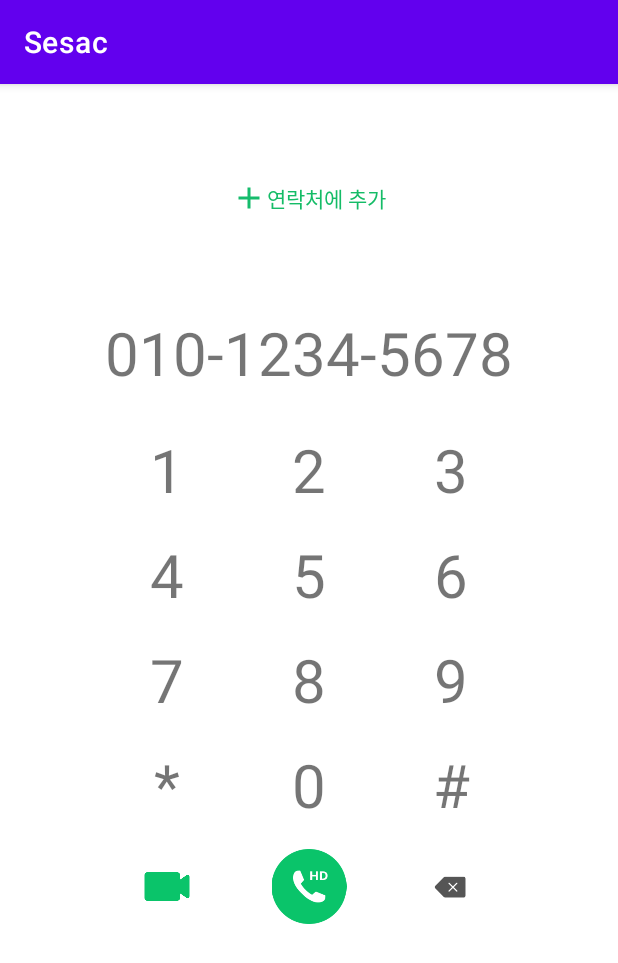
After one commit to Hong-Mu/sesac-android, an Android app: the CallKeypadActivity screen opened directly, with no data from a screen before it, on a phone screen of 412 x 824 dp. The commit adds this screen. Shown: the top 963 px of the screen. Run offline under Robolectric (Android 15) with nearby library versions, the phone set to English and light mode, and no system bars.

Commit message:
2주차 과제 추가
카카오 비밀번호 확인, 전화 앱 키패드

```diff
--- a/app/src/main/AndroidManifest.xml
+++ b/app/src/main/AndroidManifest.xml
@@ -12,6 +12,20 @@
         android:supportsRtl="true"
         android:theme="@style/Theme.Sesac"
         tools:targetApi="31">
+        <activity
+            android:name=".activities.CallKeypadActivity"
+            android:exported="false">
+            <meta-data
+                android:name="android.app.lib_name"
+                android:value="" />
+        </activity>
+        <activity
+            android:name=".activities.KakaoConfirmPasswordActivity"
+            android:exported="false">
+            <meta-data
+                android:name="android.app.lib_name"
+                android:value="" />
+        </activity>
         <activity
             android:name=".activities.C21Activity"
             android:exported="false">
--- a/app/src/main/java/com/hongmu/sesac/MainActivity.kt
+++ b/app/src/main/java/com/hongmu/sesac/MainActivity.kt
@@ -14,6 +14,8 @@ class MainActivity : AppCompatActivity() {
         setContentView(binding.root)
 
         binding.recyclerView.adapter = ActivityAdapter(listOf(
+            CallKeypadActivity::class.java,
+            KakaoConfirmPasswordActivity::class.java,
             C21Activity::class.java,
             C20Activity::class.java,
             C19Activity::class.java,
--- /dev/null
+++ b/app/src/main/java/com/hongmu/sesac/activities/CallKeypadActivity.kt
@@ -0,0 +1,12 @@
+package com.hongmu.sesac.activities
+
+import androidx.appcompat.app.AppCompatActivity
+import android.os.Bundle
+import com.hongmu.sesac.R
+
+class CallKeypadActivity : AppCompatActivity() {
+    override fun onCreate(savedInstanceState: Bundle?) {
+        super.onCreate(savedInstanceState)
+        setContentView(R.layout.activity_call_keypad)
+    }
+}
--- /dev/null
+++ b/app/src/main/java/com/hongmu/sesac/activities/KakaoConfirmPasswordActivity.kt
@@ -0,0 +1,14 @@
+package com.hongmu.sesac.activities
+
+import androidx.appcompat.app.AppCompatActivity
+import android.os.Bundle
+import com.hongmu.sesac.R
+
+class KakaoConfirmPasswordActivity : AppCompatActivity() {
+
+    override fun onCreate(savedInstanceState: Bundle?) {
+        super.onCreate(savedInstanceState)
+
+        setContentView(R.layout.activity_kakao_confirm_password)
+    }
+}
--- /dev/null
+++ b/app/src/main/res/drawable/add.xml
@@ -0,0 +1,5 @@
+<vector android:height="24dp" android:tint="#000000"
+    android:viewportHeight="24" android:viewportWidth="24"
+    android:width="24dp" xmlns:android="http://schemas.android.com/apk/res/android">
+    <path android:fillColor="@android:color/white" android:pathData="M19,13h-6v6h-2v-6H5v-2h6V5h2v6h6v2z"/>
+</vector>
--- /dev/null
+++ b/app/src/main/res/layout/activity_call_keypad.xml
@@ -0,0 +1,160 @@
+<?xml version="1.0" encoding="utf-8"?>
+<LinearLayout xmlns:android="http://schemas.android.com/apk/res/android"
+    xmlns:app="http://schemas.android.com/apk/res-auto"
+    xmlns:tools="http://schemas.android.com/tools"
+    android:layout_width="match_parent"
+    android:layout_height="match_parent"
+    android:orientation="vertical"
+    tools:context=".activities.CallKeypadActivity">
+
+    <LinearLayout
+        android:layout_marginTop="64dp"
+        android:layout_width="match_parent"
+        android:layout_height="wrap_content"
+        android:gravity="center_horizontal">
+
+        <ImageView
+            android:layout_width="wrap_content"
+            android:layout_height="wrap_content"
+            android:maxWidth="50dp"
+            android:maxHeight="50dp"
+            android:src="@drawable/add"
+            app:tint="#15bc6c" />
+
+        <TextView
+            android:layout_width="wrap_content"
+            android:layout_height="wrap_content"
+            android:layout_gravity="center_vertical"
+            android:text="연락처에 추가"
+            android:textColor="#15bc67" />
+
+    </LinearLayout>
+
+    <TextView
+        android:layout_marginTop="64dp"
+        android:text="010-1234-5678"
+        android:textSize="40sp"
+        android:layout_gravity="center_horizontal"
+        android:layout_width="wrap_content"
+        android:layout_height="wrap_content"/>
+
+    <GridLayout
+        android:layout_marginTop="16dp"
+        android:layout_marginStart="64dp"
+        android:layout_marginEnd="64dp"
+        android:layout_width="match_parent"
+        android:layout_height="wrap_content"
+        android:columnCount="3">
+
+        <TextView
+            android:layout_columnWeight="1"
+            android:layout_margin="8dp"
+            android:gravity="center"
+            android:text="1"
+            android:textSize="40sp" />
+
+        <TextView
+            android:layout_columnWeight="1"
+
+            android:layout_margin="8dp"
+            android:gravity="center"
+            android:text="2"
+            android:textSize="40sp" />
+
+        <TextView
+            android:layout_columnWeight="1"
+            android:layout_margin="8dp"
+            android:gravity="center"
+            android:text="3"
+            android:textSize="40sp" />
+
+        <TextView
+            android:layout_columnWeight="1"
+            android:layout_margin="8dp"
+            android:gravity="center"
+            android:text="4"
+            android:textSize="40sp" />
+
+        <TextView
+            android:layout_columnWeight="1"
+            android:layout_margin="8dp"
+            android:gravity="center"
+            android:text="5"
+            android:textSize="40sp" />
+
+        <TextView
+            android:layout_columnWeight="1"
+            android:layout_margin="8dp"
+            android:gravity="center"
+            android:text="6"
+            android:textSize="40sp" />
+
+        <TextView
+            android:layout_columnWeight="1"
+            android:layout_margin="8dp"
+            android:gravity="center"
+            android:text="7"
+            android:textSize="40sp" />
+
+        <TextView
+            android:layout_columnWeight="1"
+            android:layout_margin="8dp"
+            android:gravity="center"
+            android:text="8"
+            android:textSize="40sp" />
+
+        <TextView
+            android:layout_columnWeight="1"
+            android:layout_margin="8dp"
+            android:gravity="center"
+            android:text="9"
+            android:textSize="40sp" />
+
+        <TextView
+            android:layout_columnWeight="1"
+            android:layout_margin="8dp"
+            android:gravity="center"
+            android:text="*"
+            android:textSize="40sp" />
+
+        <TextView
+            android:layout_columnWeight="1"
+            android:layout_margin="8dp"
+            android:gravity="center"
+            android:text="0"
+            android:textSize="40sp" />
+
+        <TextView
+            android:layout_columnWeight="1"
+            android:layout_margin="8dp"
+            android:gravity="center"
+            android:text="#"
+            android:textSize="40sp" />
+
+        <ImageView
+            android:layout_columnWeight="1"
+            android:layout_margin="8dp"
+            android:adjustViewBounds="true"
+            android:maxWidth="50dp"
+            android:maxHeight="50dp"
+            android:src="@drawable/video" />
+
+        <ImageView
+            android:layout_columnWeight="1"
+            android:layout_margin="8dp"
+            android:adjustViewBounds="true"
+            android:maxWidth="50dp"
+            android:maxHeight="50dp"
+            android:src="@drawable/call" />
+
+        <ImageView
+            android:layout_columnWeight="1"
+            android:layout_margin="8dp"
+            android:adjustViewBounds="true"
+            android:maxWidth="50dp"
+            android:maxHeight="50dp"
+            android:src="@drawable/back" />
+
+    </GridLayout>
+
+</LinearLayout>
--- /dev/null
+++ b/app/src/main/res/layout/activity_kakao_confirm_password.xml
@@ -0,0 +1,48 @@
+<?xml version="1.0" encoding="utf-8"?>
+<LinearLayout xmlns:android="http://schemas.android.com/apk/res/android"
+    xmlns:app="http://schemas.android.com/apk/res-auto"
+    xmlns:tools="http://schemas.android.com/tools"
+    android:layout_width="match_parent"
+    android:layout_height="match_parent"
+    android:orientation="vertical"
+    android:padding="16dp"
+    tools:context=".activities.KakaoConfirmPasswordActivity">
+
+    <TextView
+        android:layout_width="match_parent"
+        android:layout_height="wrap_content"
+        android:padding="4dp"
+        android:text="회원님의 소중한 정보 보호를 위해, 카카오계정의 현재 비밀번호를 확인해주세요."
+        android:textSize="16sp" />
+
+    <EditText
+        android:layout_width="match_parent"
+        android:layout_height="wrap_content"
+        android:layout_marginTop="16dp"
+
+        android:editable="false"
+        android:enabled="false"
+        android:hint="hongmuchae@gmail.com"
+        android:textSize="14sp" />
+
+    <EditText
+        android:layout_width="match_parent"
+        android:layout_height="wrap_content"
+        android:hint="비밀번호"
+        android:textSize="14sp" />
+
+    <TextView
+        android:layout_width="wrap_content"
+        android:layout_height="wrap_content"
+        android:padding="4dp"
+        android:text="비밀번호가 기억나지 않으세요?"
+        android:textSize="12sp" />
+
+    <Button
+        android:layout_width="match_parent"
+        android:layout_height="wrap_content"
+        android:layout_marginTop="16dp"
+        android:backgroundTint="#FAE100"
+        android:text="확인"
+        android:textColor="@color/black" />
+</LinearLayout>
```
Also changed, not shown: app/src/main/res/drawable/back.png (added), app/src/main/res/drawable/call.png (added), app/src/main/res/drawable/video.png (added).
